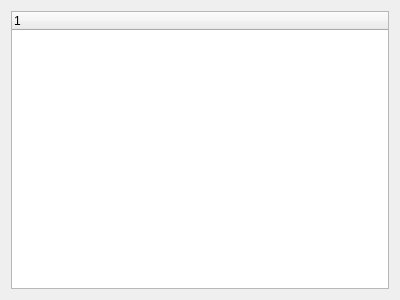
This is msg_explorer/ui/msg_tree_viewer.ui in TeamMsgExtractor/msg-explorer as Qt 5 draws it before an edit. The edited form follows.
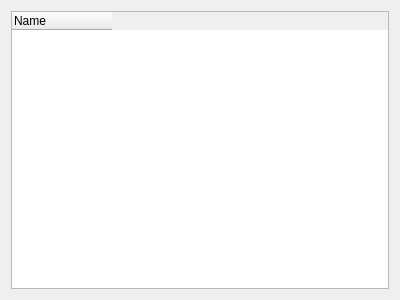
This is the edited form.

Commit message: Improved MSG loading, started tree view, progressed stream view

```diff
--- a/msg_explorer/ui/msg_tree_viewer.ui
+++ b/msg_explorer/ui/msg_tree_viewer.ui
@@ -16,9 +16,18 @@
   <layout class="QGridLayout" name="gridLayout">
    <item row="0" column="0">
     <widget class="QTreeWidget" name="treeWidget">
+     <property name="editTriggers">
+      <set>QAbstractItemView::NoEditTriggers</set>
+     </property>
+     <attribute name="headerDefaultSectionSize">
+      <number>400</number>
+     </attribute>
+     <attribute name="headerStretchLastSection">
+      <bool>false</bool>
+     </attribute>
      <column>
       <property name="text">
-       <string notr="true">1</string>
+       <string notr="true">Name</string>
       </property>
      </column>
     </widget>
```
The commit also changes 8 other files.
